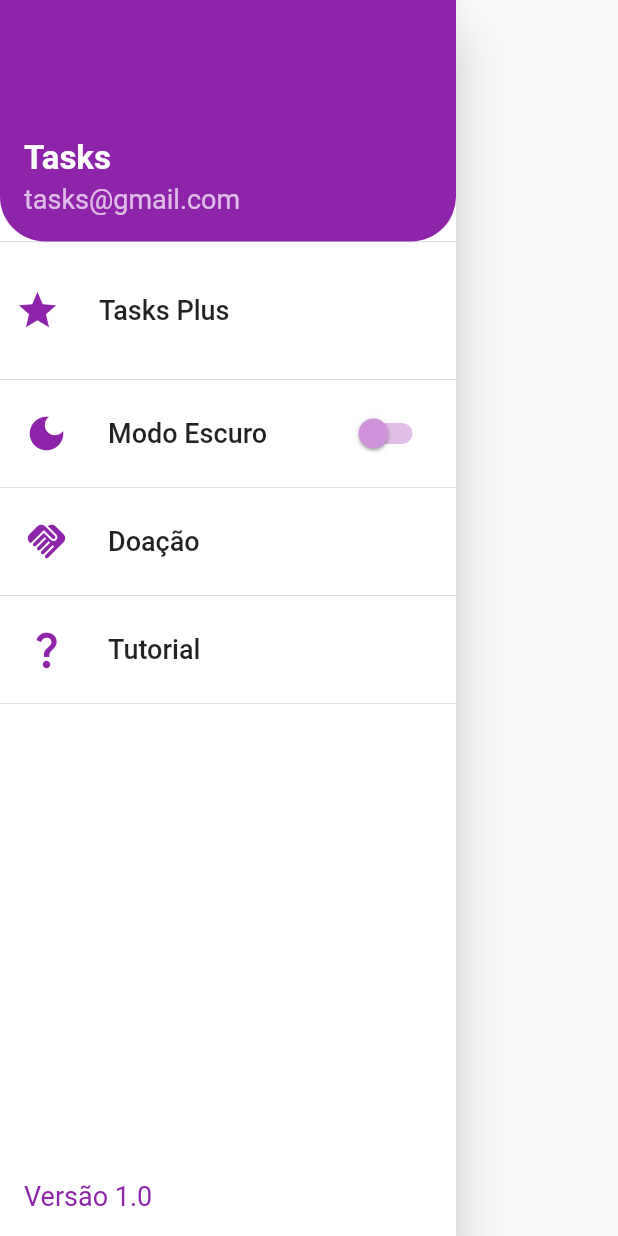
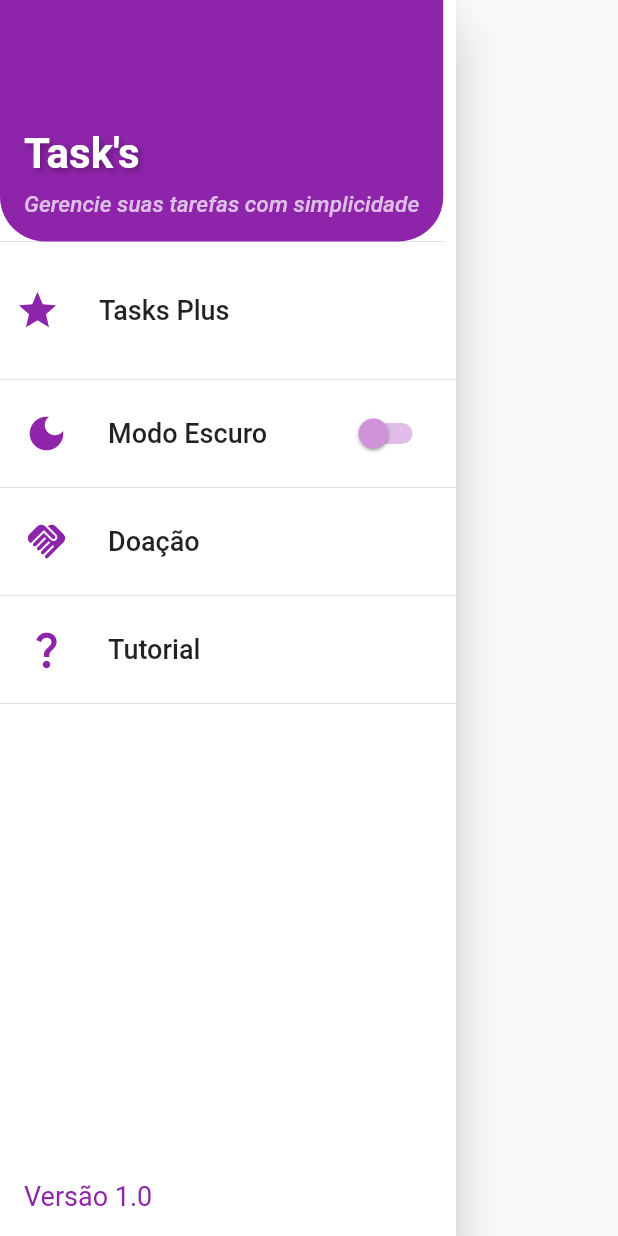
Before and after one commit to eduardoandd/todo_list, a Flutter app: the CustomDrawerWidget widget shown alone on an empty page, opened directly, on a phone screen of 412 x 824 dp. Run offline on Flutter 3.47's test engine with Material 2 defaults, Android fonts, the light colour scheme and no system bars; our stand-ins replace card_swiper, cloud_firestore, firebase_analytics, firebase_core, flutter_holo_date_picker, flutter_local_notifications and 2 more; missing offline and left inert: day_night_time_picker, profile_photo; accounts and stored records are empty; Roboto replaces fonts that are missing (Raleway).

Commit message:
alterando estilização do drawer header, alterando icone e nome da aplicação

```diff
--- a/lib/shared/widgets/custom_drawer_widget.dart
+++ b/lib/shared/widgets/custom_drawer_widget.dart
@@ -27,22 +27,47 @@ class _CustomDrawerWidgetState extends State<CustomDrawerWidget> {
       child: Column(
         crossAxisAlignment: CrossAxisAlignment.start,
         children: [
-          UserAccountsDrawerHeader(
-            accountName: Text("Tasks",
-                style: TextStyle(
-                    fontSize: 22,
-                    fontWeight: FontWeight.bold,
-                    color: Colors.white)),
-            accountEmail: Text(
-              "tasks@gmail.com",
-              style: TextStyle(color: Colors.white70, fontSize: 18),
+          DrawerHeader(
+            decoration: BoxDecoration(
+              color: Colors.purple.shade600,
+              borderRadius: BorderRadius.only(
+                bottomLeft: Radius.circular(30),
+                bottomRight: Radius.circular(30)
+              )
+            ), child: Column(
+              crossAxisAlignment: CrossAxisAlignment.start,
+              mainAxisAlignment: MainAxisAlignment.end,
+              children: [
+                Text("Task's", style: TextStyle(
+                  fontSize: 28,
+                  fontWeight: FontWeight.bold,
+                  color: Colors.white,
+                  fontFamily: 'Raleway',
+                  shadows: [
+                    Shadow(
+                      blurRadius: 5,
+                      color: Colors.black.withOpacity(0.3),
+                      offset: Offset(2, 2),
+                    )
+                  ],
+
+                ),),
+                Padding(
+                  padding: const EdgeInsets.only(bottom:8.0,top: 8.0),
+                  child: Text(
+                    "Gerencie suas tarefas com simplicidade",
+                    style: TextStyle(
+                    fontSize: 15,
+                    color: Colors.white70,
+                    fontStyle: FontStyle.italic,
+                    ),
+                  ),
+                )
+              ],
             ),
-            decoration: BoxDecoration(
-                color: Colors.purple.shade600,
-                borderRadius: BorderRadius.only(
-                  bottomLeft: Radius.circular(30),
-                  bottomRight: Radius.circular(30),
-                )),
+
+
+
           ),
           ListTile(
             contentPadding: EdgeInsets.symmetric(vertical: 10, horizontal: 10),
```
Also changed, not shown: 39 other files.
